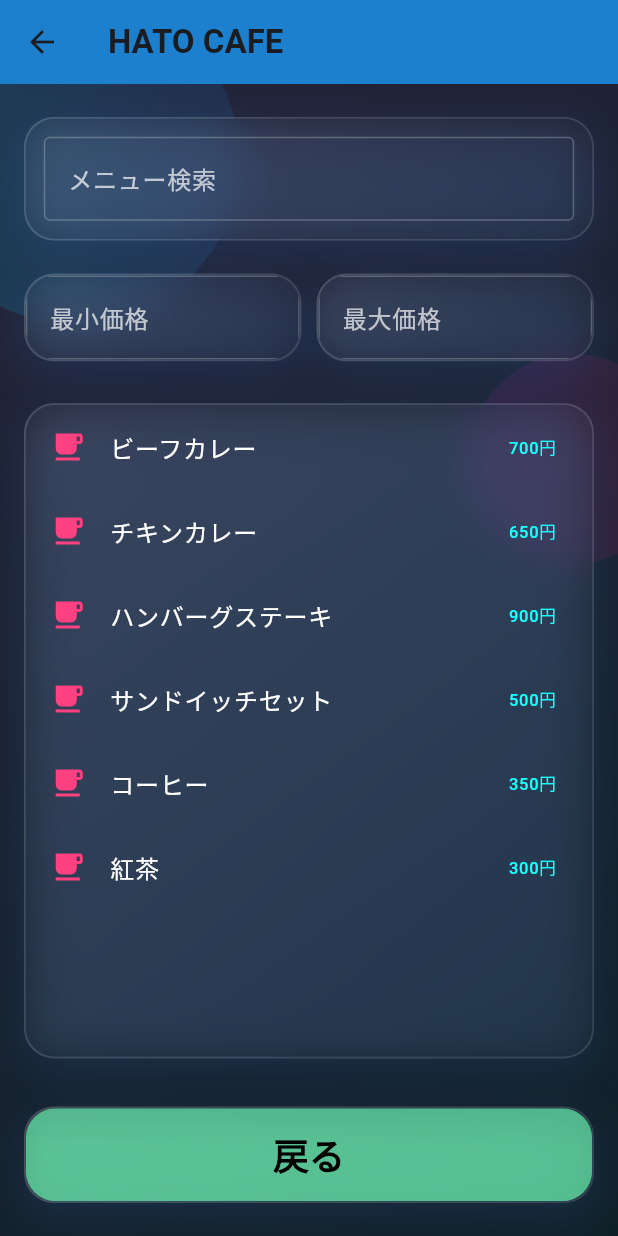
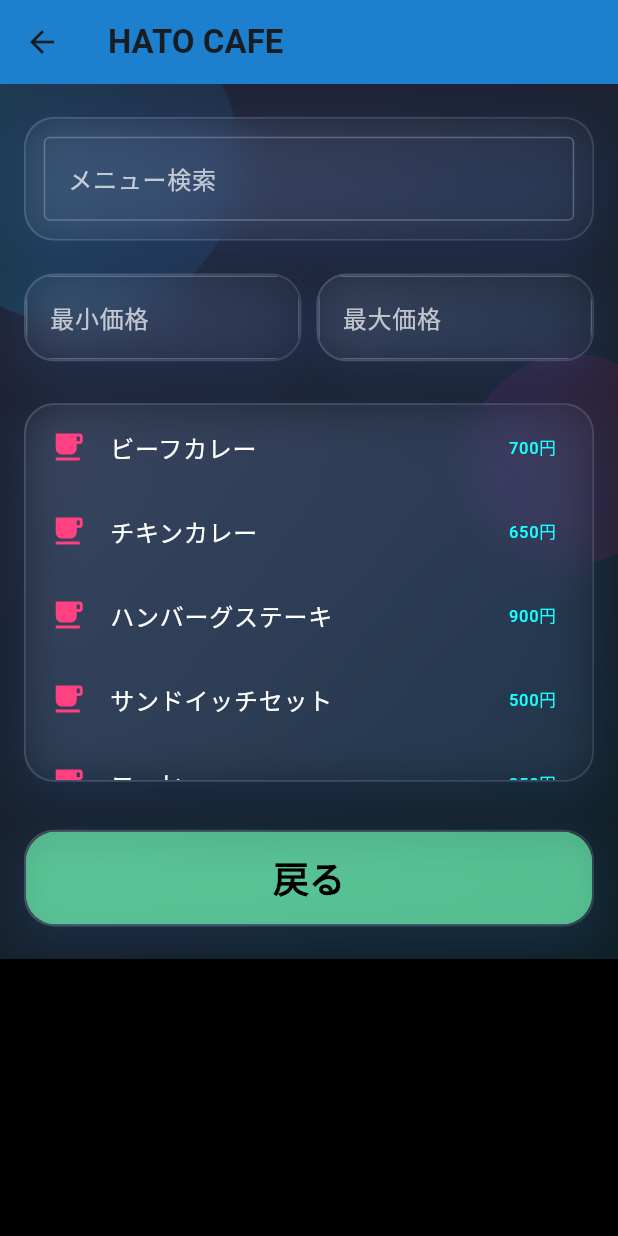
Before and after one commit to koron1201/App_development, a Flutter app: the CafeteriaHato screen opened directly, on a phone screen of 412 x 824 dp. Run offline on Flutter 3.47's test engine with Material 3 defaults, Android fonts, the phone set to English and light mode, and no system bars; our stand-ins replace cloud_firestore, firebase_auth, firebase_core, fl_chart, shared_preferences, table_calendar and 1 more; accounts and stored records are empty.

Commit message:
screen4修正）

```diff
--- a/lib/screen4.dart
+++ b/lib/screen4.dart
@@ -35,25 +35,7 @@
     );
   }
 
-  Widget glass_return_button(BuildContext context) {
-    return GlassCard(
-      child: SizedBox(
-        width: double.infinity,
-        child: ElevatedButton(
-          onPressed: () => Navigator.pop(context),
-          style: ElevatedButton.styleFrom(
-            backgroundColor: Colors.greenAccent.withOpacity(0.7),
-            foregroundColor: Colors.black,
-            padding: const EdgeInsets.symmetric(vertical: 14),
-            shape: RoundedRectangleBorder(borderRadius: BorderRadius.circular(16)),
-            elevation: 6,
-            shadowColor: Colors.greenAccent.withOpacity(0.3),
-          ),
-          child: const Text('戻る', style: TextStyle(fontSize: 24, fontWeight: FontWeight.bold)),
-        ),
-      ),
-    );
-  }
+  // ここにあった glass_return_button メソッドは削除されます。
 
   @override
   Widget build(BuildContext context) {
@@ -75,7 +57,7 @@
         const SizedBox(height: 20),
         cafeteriaButton(context, 'HATO CAFE', CafeteriaHato()),
         const SizedBox(height: 60),
-        glass_return_button(context),
+        glass_return_button(context), // トップレベル関数を呼び出す
       ],
     );
 
@@ -100,7 +82,7 @@
               ),
             ),
           ),
-              // 左上の丸いグラデーション円（必要なら）
+              // 左上の丸いグラデーション円
         Positioned(
           top: -60,
           left: -60,
@@ -115,7 +97,7 @@
             ),
           ),
         ),
-    // 右上の丸いグラデーション円（これがなかったら追加）
+        // 右上の丸いグラデーション円
         Positioned(
           top: 180,
           right: -40,
@@ -140,6 +122,27 @@
       ),
     );
   }
+}
+
+// glass_return_button をトップレベル関数として定義
+Widget glass_return_button(BuildContext context) {
+  return GlassCard( // GlassCard はこのファイル内で定義されているので、問題なくアクセスできます
+    child: SizedBox(
+      width: double.infinity,
+      child: ElevatedButton(
+        onPressed: () => Navigator.pop(context),
+        style: ElevatedButton.styleFrom(
+          backgroundColor: Colors.greenAccent.withOpacity(0.7),
+          foregroundColor: Colors.black,
+          padding: const EdgeInsets.symmetric(vertical: 14),
+          shape: RoundedRectangleBorder(borderRadius: BorderRadius.circular(16)),
+          elevation: 6,
+          shadowColor: Colors.greenAccent.withOpacity(0.3),
+        ),
+        child: const Text('戻る', style: TextStyle(fontSize: 24, fontWeight: FontWeight.bold)),
+      ),
+    ),
+  );
 }
 
 class GlassCard extends StatelessWidget {
--- a/lib/screen4_3hato.dart
+++ b/lib/screen4_3hato.dart
@@ -105,6 +105,7 @@
           SafeArea(
             child: Padding(
               padding: const EdgeInsets.all(16),
+              child: SingleChildScrollView( // <--- 追加
                 child: Column(
                   children: [
                     GlassCard(
@@ -177,8 +178,9 @@
                       ],
                     ),
                     const SizedBox(height: 16),
-                  Expanded(
-                    child: GlassCard(
+                    GlassCard(
+                      child: SizedBox( // <--- Expanded の代わりに SizedBox を使用
+                        height: 250, // 適度な高さを設定
                         child: ListView.builder(
                           itemCount: filteredMenus.length,
                           itemBuilder: (context, index) {
@@ -198,28 +200,9 @@
                 ),
               ),
             ),
+          ),
         ],
       ),
     );
   }
-
-  Widget glass_return_button(BuildContext context) {
-    return GlassCard(
-      child: SizedBox(
-        width: double.infinity,
-        child: ElevatedButton(
-          onPressed: () => Navigator.pop(context),
-          style: ElevatedButton.styleFrom(
-            backgroundColor: Colors.greenAccent.withOpacity(0.7),
-            foregroundColor: Colors.black,
-            padding: const EdgeInsets.symmetric(vertical: 14),
-            shape: RoundedRectangleBorder(borderRadius: BorderRadius.circular(16)),
-            elevation: 6,
-            shadowColor: Colors.greenAccent.withOpacity(0.3),
-          ),
-          child: const Text('戻る', style: TextStyle(fontSize: 24, fontWeight: FontWeight.bold)),
-        ),
-      ),
-    );
 }
-}
```
Also changed, not shown: lib/screen4_1keyaki.dart (+6 -25 lines), lib/screen4_2komorebi.dart (+5 -24 lines). Lines whose indentation alone changed are shown as unchanged.
